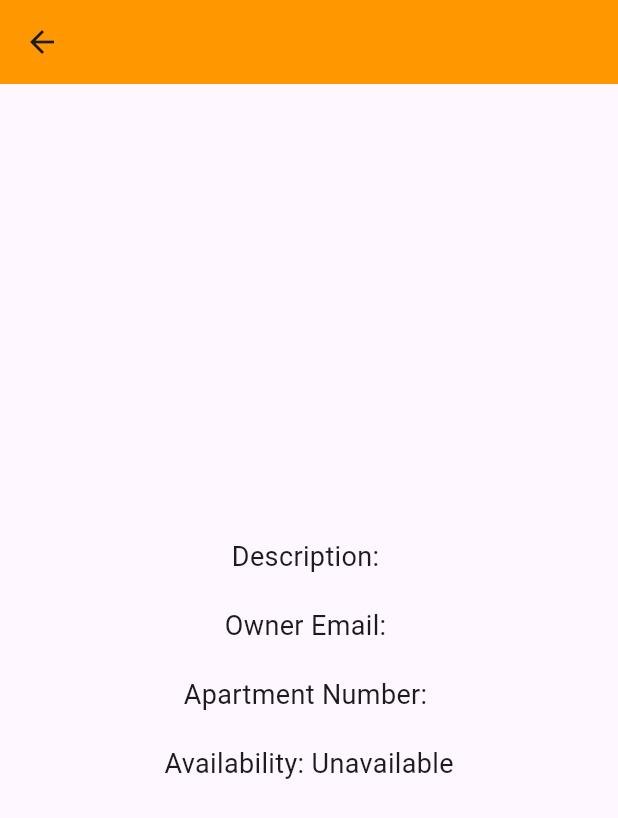
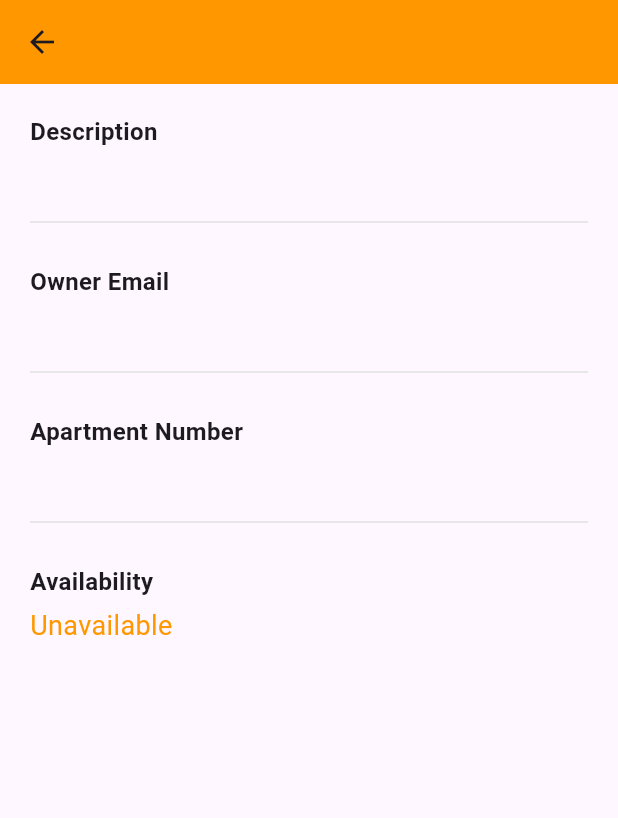
Before and after one commit to chenyb4/NeighborShare-Frontend, a Flutter app: the ItemDetails screen opened directly with empty values, on a phone screen of 412 x 824 dp. Shown: the top 818 px of the screen. Run offline on Flutter 3.47's test engine with Material 3 defaults, Android fonts, the phone set to English and light mode, and no system bars; network calls fail.

Commit message:
make item detail page UI look better

```diff
--- a/lib/screens/item_details.dart
+++ b/lib/screens/item_details.dart
@@ -1,51 +1,67 @@
-import 'package:aad_hybrid/configs/colors.dart';
 import 'package:flutter/material.dart';
 import '../models/Item.dart'; // Import your Item model
+import '../configs/colors.dart';
 
-class ItemDetails extends StatefulWidget {
+class ItemDetails extends StatelessWidget {
   final Item item;
 
   ItemDetails({required this.item});
 
   @override
-  _ItemDetailsState createState() => _ItemDetailsState();
-}
-
-class _ItemDetailsState extends State<ItemDetails> {
-  @override
   Widget build(BuildContext context) {
     return Scaffold(
       appBar: AppBar(
-        title: Text(widget.item.name),
+        title: Text(item.name),
         centerTitle: true,
         backgroundColor: themeColorShade1,
       ),
-      body: Center(
+      body: Padding(
+        padding: const EdgeInsets.all(20.0),
         child: Column(
-          mainAxisAlignment: MainAxisAlignment.center,
+          crossAxisAlignment: CrossAxisAlignment.start,
           children: [
-            Text(
-              'Description: ${widget.item.description}',
-              style: TextStyle(fontSize: 18),
-            ),
+            _buildDetailRow('Description', item.description),
             SizedBox(height: 20),
-            Text(
-              'Owner Email: ${widget.item.ownerEmail}',
-              style: TextStyle(fontSize: 18),
-            ),
+            _buildDetailRow('Owner Email', item.ownerEmail),
             SizedBox(height: 20),
-            Text(
-              'Apartment Number: ${widget.item.apartmentNumber}',
-              style: TextStyle(fontSize: 18),
-            ),
+            _buildDetailRow('Apartment Number', item.apartmentNumber),
             SizedBox(height: 20),
-            Text(
-              'Availability: ${widget.item.isAvailable ? "Available" : "Unavailable"}',
-              style: TextStyle(fontSize: 18),
-            ),
+            _buildDetailRow(
+                'Availability',
+                item.isAvailable ? 'Available' : 'Unavailable',
+                isLast: true),
           ],
         ),
       ),
     );
   }
+
+  Widget _buildDetailRow(String title, String value, {bool isLast = false}) {
+    return Column(
+      crossAxisAlignment: CrossAxisAlignment.start,
+      children: [
+        Text(
+          title,
+          style: TextStyle(
+            fontSize: 16,
+            fontWeight: FontWeight.bold,
+          ),
+        ),
+        SizedBox(height: 5),
+        Text(
+          value,
+          style: TextStyle(
+            fontSize: 18,
+            color: isLast ? themeColorShade1 : Colors.black,
+          ),
+        ),
+        if (!isLast) SizedBox(height: 10),
+        if (!isLast)
+          Divider(
+            color: Colors.grey[300],
+            thickness: 1,
+          ),
+      ],
+    );
+  }
 }
```
